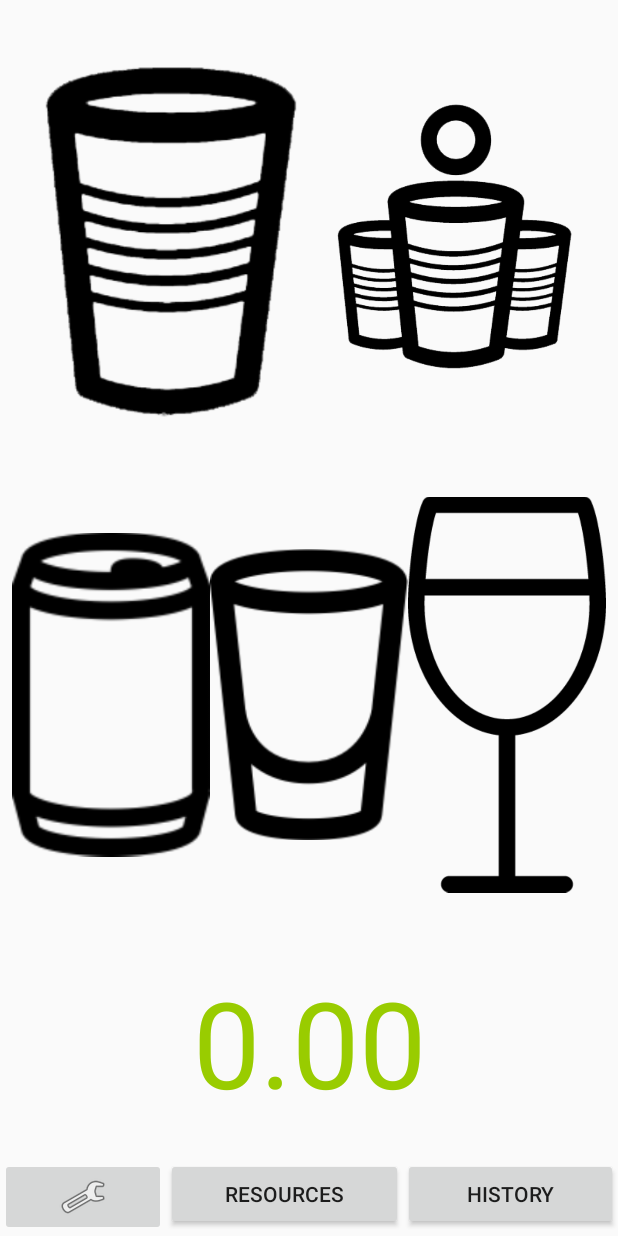
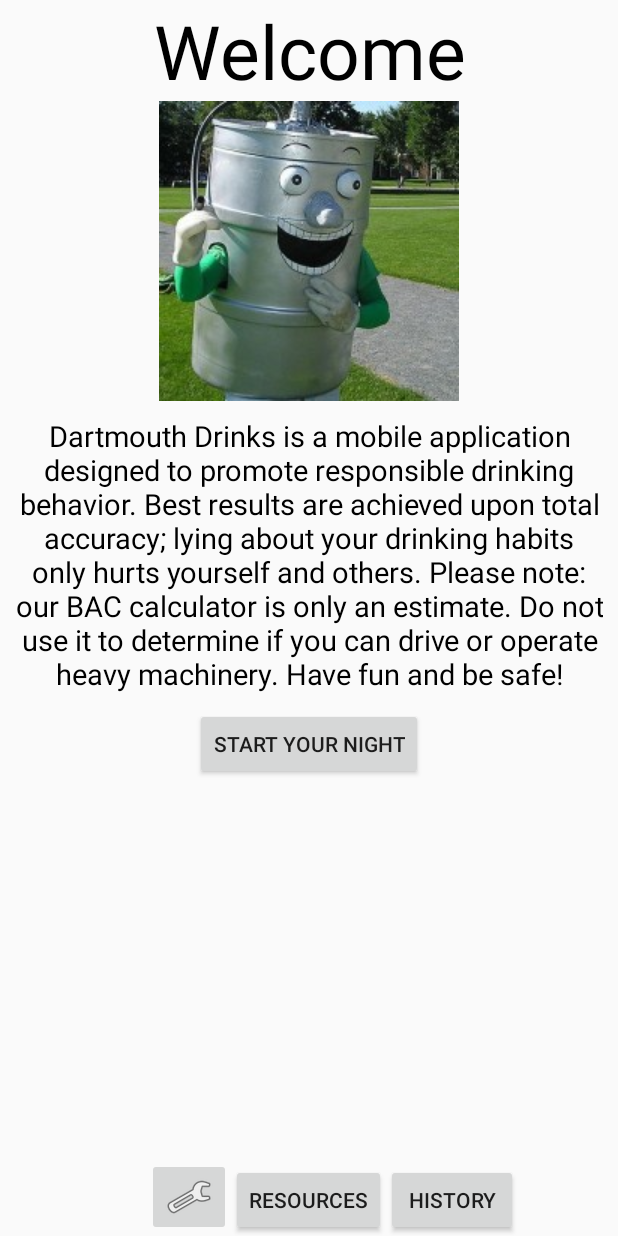
Before and after one commit to zjohnson5455/dartmouth-drinks, an Android app: the screen it shows after launch once a user with an empty profile is signed in (AddActivity before the commit, WelcomeActivity after it), on a phone screen of 412 x 824 dp. Run offline under Robolectric (Android 15) with nearby library versions, the phone set to English and light mode, and no system bars; our stand-ins replace Firebase (no records; nobody signed in at launch, a user with empty details on screens opened directly).

Commit message:
Final Project Commit #5
Made Welcome Activity

Made Service

```diff
--- a/app/src/main/AndroidManifest.xml
+++ b/app/src/main/AndroidManifest.xml
@@ -44,6 +44,9 @@
             </intent-filter>
         </activity>
         <activity android:name=".SettingsActivity"/>
+        <activity android:name=".TimeDrinkActivity"/>
+        <service android:name=".ForegroundService"/>
+        <activity android:name=".WelcomeActivity"/>
     </application>
 
 </manifest>
--- a/app/src/main/java/com/apptime/alexw/dartmouthdrinks/CreateAcctActivity.java
+++ b/app/src/main/java/com/apptime/alexw/dartmouthdrinks/CreateAcctActivity.java
@@ -45,7 +45,7 @@ public class CreateAcctActivity extends AppCompatActivity {
         mConfirmPasswordEditText = findViewById(R.id.reconfirm_password);
 
         if (FirebaseAuth.getInstance().getCurrentUser() != null){
-            Intent add = new Intent(getApplicationContext(), AddActivity.class);
+            Intent add = new Intent(getApplicationContext(), WelcomeActivity.class);
             startActivity(add);
             finish();
         }
--- a/app/src/main/java/com/apptime/alexw/dartmouthdrinks/CreateNextActivity.java
+++ b/app/src/main/java/com/apptime/alexw/dartmouthdrinks/CreateNextActivity.java
@@ -65,8 +65,8 @@ public class CreateNextActivity extends AppCompatActivity {
 
             User user = new User(UID, name, weight, maleBool);
             mDatabase.child("users").child(currentUser.getUid()).setValue(user);
-            Intent add = new Intent(getApplicationContext(), AddActivity.class);
-            startActivity(add);
+            Intent welcome = new Intent(getApplicationContext(), WelcomeActivity.class);
+            startActivity(welcome);
             finish();
         }
         else if (mNameEditText.getText().toString().length() == 0){
--- a/app/src/main/java/com/apptime/alexw/dartmouthdrinks/SignInActivity.java
+++ b/app/src/main/java/com/apptime/alexw/dartmouthdrinks/SignInActivity.java
@@ -37,7 +37,7 @@ public class SignInActivity extends AppCompatActivity {
         mPasswordEditText = findViewById(R.id.sign_in_password);
 
         if (FirebaseAuth.getInstance().getCurrentUser() != null){
-            Intent add = new Intent(getApplicationContext(), AddActivity.class);
+            Intent add = new Intent(getApplicationContext(), WelcomeActivity.class);
             startActivity(add);
             finish();
         }
--- /dev/null
+++ b/app/src/main/java/com/apptime/alexw/dartmouthdrinks/WelcomeActivity.java
@@ -0,0 +1,55 @@
+package com.apptime.alexw.dartmouthdrinks;
+
+import android.content.Context;
+import android.content.Intent;
+import android.os.Bundle;
+import android.support.v7.app.AppCompatActivity;
+import android.view.View;
+import android.widget.Button;
+import android.widget.ImageButton;
+
+/**
+ * Created by zacharyjohnson on 11/19/17.
+ */
+
+public class WelcomeActivity extends AppCompatActivity {
+
+    Button mResourceButton;
+    ImageButton mSettingsImageButton;
+    Button startNightButton;
+    Context mContext;
+
+    public void onCreate(Bundle savedInstanceState) {
+        super.onCreate(savedInstanceState);
+        setContentView(R.layout.activity_welcome);
+
+        mResourceButton = findViewById(R.id.resourceButton);
+        mSettingsImageButton = findViewById(R.id.settingsImageButton);
+        startNightButton = findViewById(R.id.start_night_button);
+        mContext = this;
+
+        mResourceButton.setOnClickListener(new View.OnClickListener() {
+            @Override
+            public void onClick(View view) {
+                Intent intent = new Intent(mContext, ResourcesActivity.class);
+                startActivity(intent);
+            }
+        });
+
+        startNightButton.setOnClickListener(new View.OnClickListener() {
+            @Override
+            public void onClick(View view) {
+                Intent intent = new Intent(mContext, AddActivity.class);
+                startActivity(intent);
+            }
+        });
+
+        mSettingsImageButton.setOnClickListener(new View.OnClickListener() {
+            @Override
+            public void onClick(View view) {
+                Intent intent = new Intent(mContext, SettingsActivity.class);
+                startActivity(intent);
+            }
+        });
+    }
+}
--- a/app/src/main/res/layout/activity_resource.xml
+++ b/app/src/main/res/layout/activity_resource.xml
@@ -87,7 +87,9 @@
         android:layout_height="wrap_content"
         android:text="Know Your Rights"
         android:textSize="20dp"
-        android:gravity="center_horizontal"/>
+        android:gravity="center_horizontal"
+        android:clickable="true"
+        android:onClick="onRightsClick"/>
 
     <TextView
         android:layout_width="match_parent"
--- /dev/null
+++ b/app/src/main/res/layout/activity_welcome.xml
@@ -0,0 +1,76 @@
+<?xml version="1.0" encoding="utf-8"?>
+<LinearLayout xmlns:android="http://schemas.android.com/apk/res/android"
+    android:layout_width="match_parent"
+    android:layout_height="match_parent"
+    xmlns:app="http://schemas.android.com/apk/res-auto"
+    android:orientation="vertical">
+
+    <TextView
+        android:layout_width="match_parent"
+        android:layout_height="wrap_content"
+        android:text="Welcome"
+        android:textSize="50dp"
+        android:textColor="#000000"
+        android:gravity="center_horizontal"
+        />
+
+    <ImageView
+        android:layout_width="match_parent"
+        android:layout_height="wrap_content"
+        android:src="@drawable/keggy"
+        />
+
+    <TextView
+        android:layout_width="match_parent"
+        android:layout_height="wrap_content"
+        android:padding="10dp"
+        android:textColor="#000000"
+        android:textSize="19dp"
+        android:gravity="center"
+        android:text="@string/Welcome"/>
+
+    <Button
+        android:id="@+id/start_night_button"
+        android:layout_width="wrap_content"
+        android:layout_height="wrap_content"
+        android:text="Start Your Night"
+        android:layout_gravity="center"
+        />
+
+    <RelativeLayout
+        android:layout_width="match_parent"
+        android:layout_height="wrap_content"
+        android:orientation="horizontal">
+
+        <ImageButton
+            android:id="@+id/settingsImageButton"
+            android:layout_width="wrap_content"
+            android:layout_height="wrap_content"
+            android:layout_gravity="center_vertical"
+            android:layout_alignParentBottom="true"
+            android:layout_toLeftOf="@id/resourceButton"
+            android:layout_weight="1"
+            app:srcCompat="@android:drawable/ic_menu_manage" />
+
+        <Button
+            android:id="@+id/resourceButton"
+            android:layout_width="wrap_content"
+            android:layout_height="wrap_content"
+            android:layout_alignParentBottom="true"
+            android:layout_centerHorizontal="true"
+            android:layout_weight="1"
+            android:text="Resources" />
+
+        <Button
+            android:id="@+id/historyButton"
+            android:layout_width="wrap_content"
+            android:layout_height="wrap_content"
+            android:layout_weight="1"
+            android:layout_alignParentBottom="true"
+            android:layout_toRightOf="@id/resourceButton"
+            android:text="History" />
+    </RelativeLayout>
+
+
+
+</LinearLayout>
--- a/app/src/main/res/values/strings.xml
+++ b/app/src/main/res/values/strings.xml
@@ -19,4 +19,5 @@
     <string name="a0.35">Coma is possible. This is the level of surgical anesthesia. </string>
     <string name="a0.4">Onset of coma, and possible death due to respiratory arrest.</string>
     <string name="Time">What time did you have your drink?</string>
+    <string name="Welcome">Dartmouth Drinks is a mobile application designed to promote responsible drinking behavior. Best results are achieved upon total accuracy; lying about your drinking habits only hurts yourself and others. Please note: our BAC calculator is only an estimate. Do not use it to determine if you can drive or operate heavy machinery. Have fun and be safe!</string>
 </resources>
```
Also changed, not shown: app/src/main/java/com/apptime/alexw/dartmouthdrinks/ForegroundService.java (added, +61 -0 lines), app/src/main/java/com/apptime/alexw/dartmouthdrinks/ResourcesActivity.java (+10 -0 lines), app/src/main/res/drawable/keggy.jpg (added).
